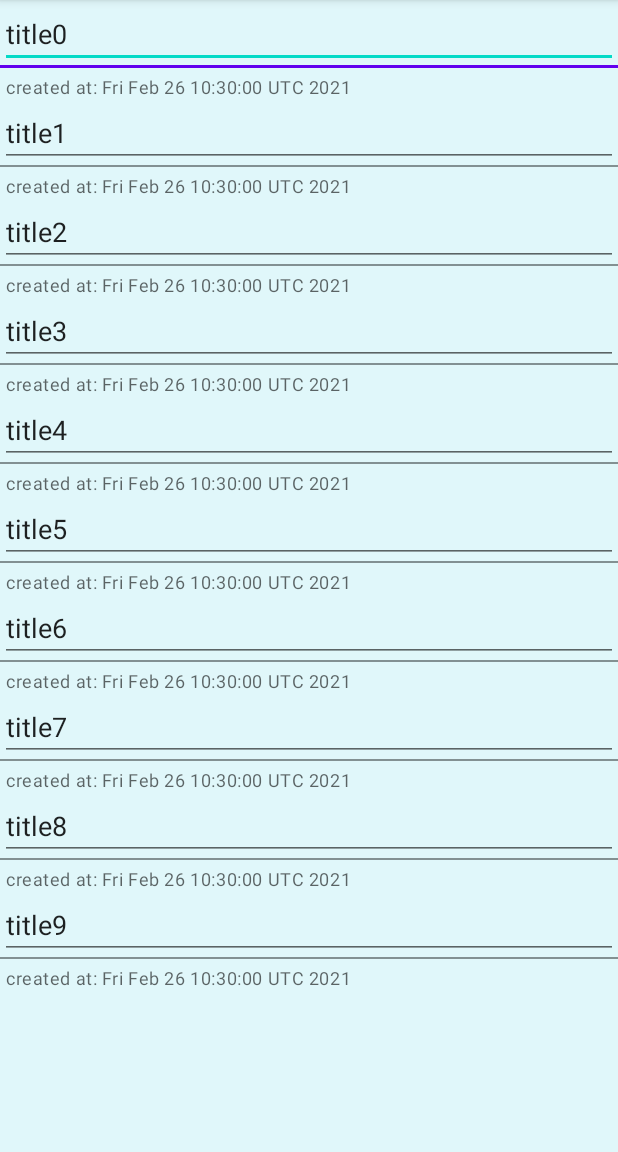
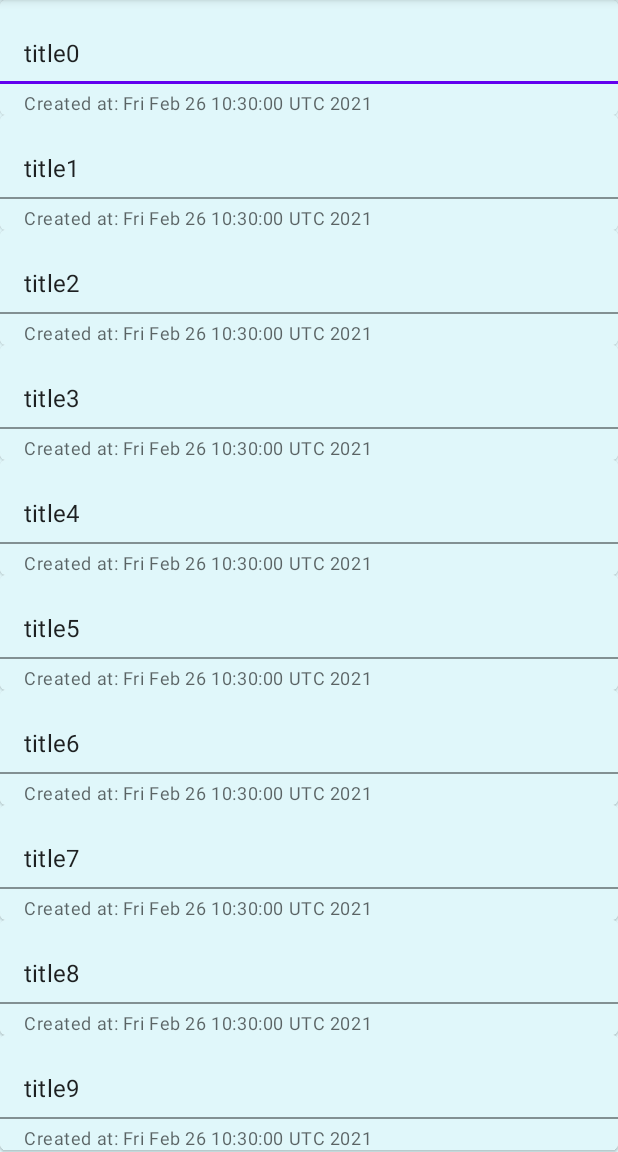
Before and after one commit to GeekBrainsStudent/MyNotes, an Android app: the screen it shows after launch (MainActivity), on a phone screen of 412 x 824 dp, the part 84-1236 px from its top. Run offline under Robolectric (Android 15) with nearby library versions, the phone set to English and light mode, and no system bars.

Commit message:
2. apply RecyclerView

```diff
--- /dev/null
+++ b/app/src/main/java/ru/geekbrains/android/mynotes/NotesListAdapter.java
@@ -0,0 +1,72 @@
+package ru.geekbrains.android.mynotes;
+
+import android.view.LayoutInflater;
+import android.view.View;
+import android.view.ViewGroup;
+
+import androidx.annotation.NonNull;
+import androidx.cardview.widget.CardView;
+import androidx.recyclerview.widget.RecyclerView;
+
+import com.google.android.material.textfield.TextInputEditText;
+import com.google.android.material.textfield.TextInputLayout;
+
+import java.util.ArrayList;
+
+public class NotesListAdapter extends RecyclerView.Adapter<NotesListAdapter.ViewHolder> {
+
+    private ArrayList<MyNote> notes;
+    private OnItemClickListener onItemClickListener;
+
+    public NotesListAdapter(ArrayList<MyNote> notes) {
+        this.notes = notes;
+    }
+
+    @NonNull
+    @Override
+    public ViewHolder onCreateViewHolder(@NonNull ViewGroup parent, int viewType) {
+        View v = LayoutInflater.from(parent.getContext()).inflate(R.layout.item, parent, false);
+        return new ViewHolder(v);
+    }
+
+    @Override
+    public void onBindViewHolder(@NonNull ViewHolder holder, int position) {
+        MyNote note = notes.get(position);
+        holder.getTitle().setText(note.getTitle());
+        holder.getTitleLayout().setHelperText("Created at: " + note.getCreate_at());
+    }
+
+    @Override
+    public int getItemCount() {
+        return notes.size();
+    }
+
+    public void setOnItemClickListener(OnItemClickListener onItemClickListener) {
+        this.onItemClickListener = onItemClickListener;
+    }
+
+    public class ViewHolder extends RecyclerView.ViewHolder {
+
+        private TextInputLayout titleLayout;
+        private TextInputEditText title;
+
+        public ViewHolder(@NonNull View item) {
+            super(item);
+            titleLayout = item.findViewById(R.id.card_text_input_layout);
+            title = item.findViewById(R.id.card_text_input_edit_text);
+            titleLayout.setOnClickListener((view) -> {
+                if(onItemClickListener != null) {
+                    onItemClickListener.onItemClick(view, getAdapterPosition());
+                }
+            });
+        }
+
+        public TextInputLayout getTitleLayout() { return titleLayout; }
+        public TextInputEditText getTitle() { return title; }
+    }
+
+    @FunctionalInterface
+    public interface OnItemClickListener {
+        void onItemClick(View view, int position);
+    }
+}
--- a/app/src/main/java/ru/geekbrains/android/mynotes/NotesListFragment.java
+++ b/app/src/main/java/ru/geekbrains/android/mynotes/NotesListFragment.java
@@ -18,6 +18,8 @@ import androidx.annotation.NonNull;
 import androidx.annotation.Nullable;
 import androidx.fragment.app.Fragment;
 import androidx.fragment.app.FragmentManager;
+import androidx.recyclerview.widget.LinearLayoutManager;
+import androidx.recyclerview.widget.RecyclerView;
 
 import com.google.android.material.textfield.TextInputEditText;
 import com.google.android.material.textfield.TextInputLayout;
@@ -50,13 +52,18 @@ public class NotesListFragment extends Fragment {
         super.onViewCreated(view, savedInstanceState);
         root = (LinearLayout) view;
         ArrayList<MyNote> notes = (ArrayList<MyNote>) this.getArguments().getSerializable(KEY_NOTES_LIST);
-        if(notes != null) {
-            for(MyNote note : notes) {
-                TextInputLayout tvLayout = createTextInputLayout(note);
-                setOnClickListener(tvLayout, note);
-                root.addView(tvLayout);
-            }
-        }
+        initRecyclerView(notes);
+    }
+
+    private void initRecyclerView(ArrayList<MyNote> notes) {
+        RecyclerView recyclerView = root.findViewById(R.id.recycler_view);
+        recyclerView.setHasFixedSize(true);
+
+        LinearLayoutManager layoutManager = new LinearLayoutManager(root.getContext());
+        recyclerView.setLayoutManager(layoutManager);
+
+        NotesListAdapter adapter = new NotesListAdapter(notes);
+        recyclerView.setAdapter(adapter);
     }
 
     @Override
--- a/app/src/main/res/layout/fragment_list_notes.xml
+++ b/app/src/main/res/layout/fragment_list_notes.xml
@@ -5,4 +5,9 @@
     android:layout_width="match_parent"
     android:layout_height="match_parent">
 
+    <androidx.recyclerview.widget.RecyclerView
+        android:id="@+id/recycler_view"
+        android:layout_width="match_parent"
+        android:layout_height="match_parent" />
+
 </LinearLayout>
--- /dev/null
+++ b/app/src/main/res/layout/item.xml
@@ -0,0 +1,21 @@
+<?xml version="1.0" encoding="utf-8"?>
+<com.google.android.material.card.MaterialCardView
+    style="@style/CardViewStyle"
+    android:id="@+id/card_view"
+    xmlns:android="http://schemas.android.com/apk/res/android"
+    android:layout_width="match_parent"
+    android:layout_height="wrap_content">
+
+    <com.google.android.material.textfield.TextInputLayout
+        android:id="@+id/card_text_input_layout"
+        android:layout_width="match_parent"
+        android:layout_height="match_parent">
+
+        <com.google.android.material.textfield.TextInputEditText
+            android:id="@+id/card_text_input_edit_text"
+            android:layout_width="match_parent"
+            android:layout_height="match_parent" />
+
+    </com.google.android.material.textfield.TextInputLayout>
+
+</com.google.android.material.card.MaterialCardView>
```
